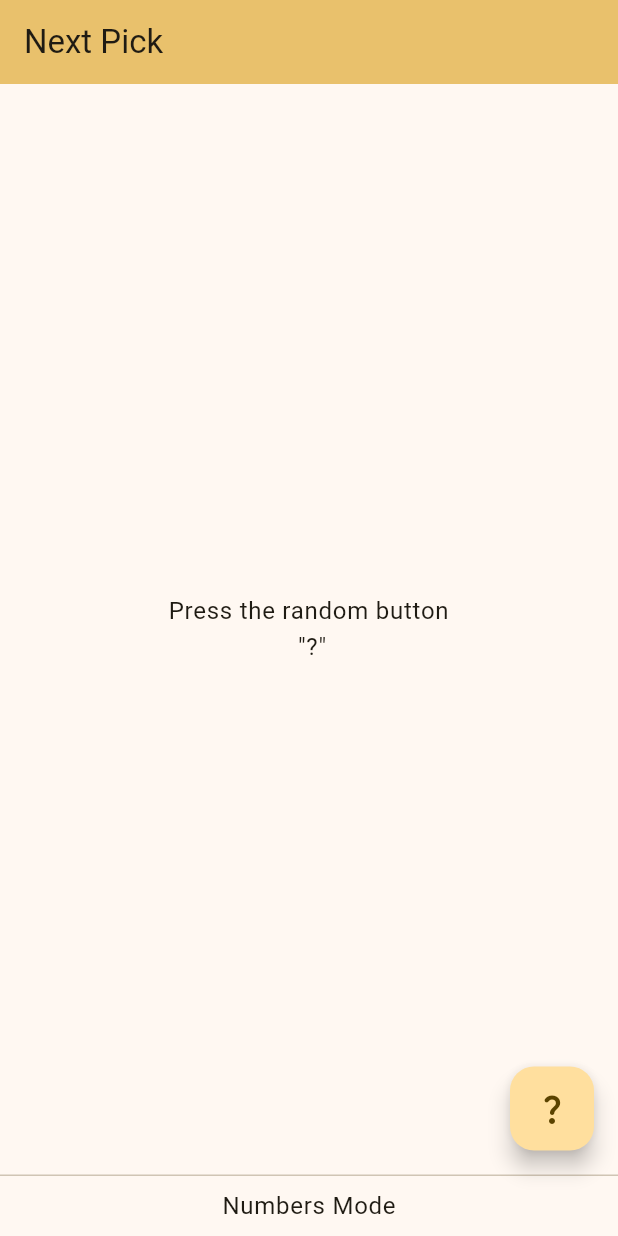
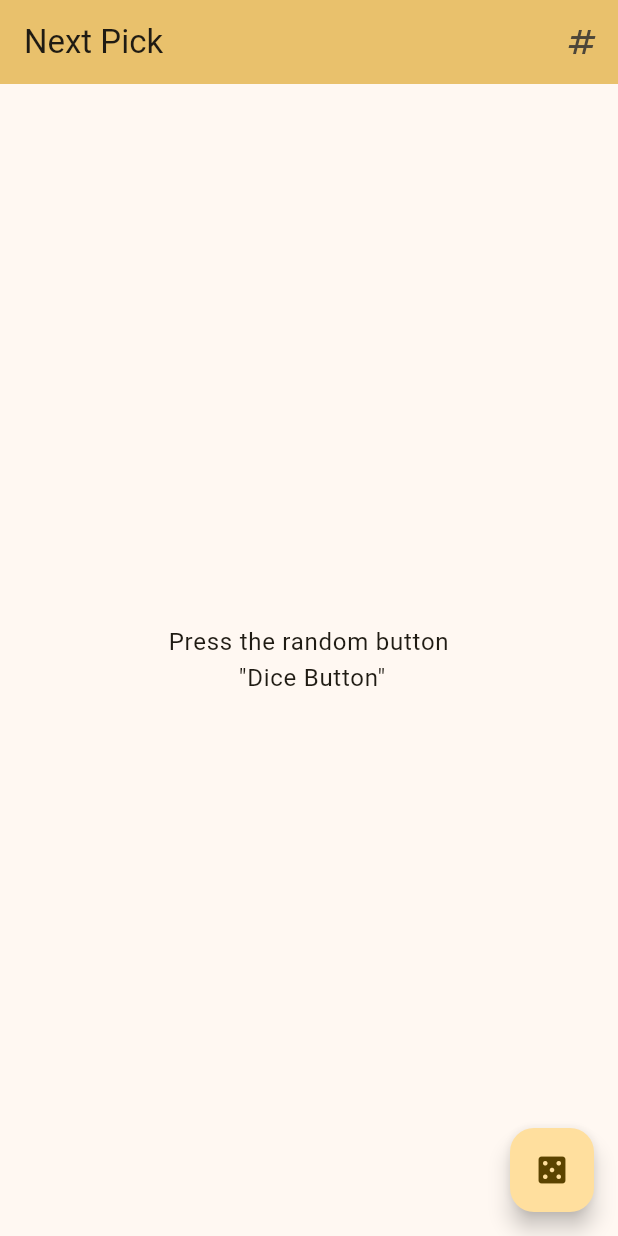
Before and after one commit to Meauh/randomizer, a Flutter app: the screen it shows after launch, on a phone screen of 412 x 824 dp. Run offline on Flutter 3.47's test engine with Material 3 defaults, Android fonts, the phone set to English and light mode, and no system bars.

Commit message:
style: style fab and appbar.

```diff
--- a/lib/main.dart
+++ b/lib/main.dart
@@ -88,6 +88,21 @@ class _MyHomePageState extends State<MyHomePage> {
         // Here we take the value from the MyHomePage object that was created by
         // the App.build method, and use it to set our appbar title.
         title: Text(widget.title),
+        actions: <Widget>[
+          IconButton(
+            icon: const Icon(Icons.numbers),
+            tooltip: 'Change Modes',
+            onPressed: () {
+              ScaffoldMessenger.of(
+                context,
+              ).showSnackBar(const SnackBar(content: Text('This should change the modes')));
+            },
+            onLongPress: () {
+              ScaffoldMessenger.of(
+                context,
+              ).showSnackBar(const SnackBar(content: Text('This is numbers mode.')));
+            },
+          ),],
       ),
       body: Center(
         // Center is a layout widget. It takes a single child and positions it
@@ -110,7 +125,7 @@ class _MyHomePageState extends State<MyHomePage> {
           children: <Widget>[
             if(_randomValue == null)...[
               Text(
-              'Press the random button \n "?"',
+              'Press the random button \n "Dice Button"',
               textAlign: TextAlign.center,
               style: Theme.of(context).textTheme.bodyLarge,
             ),
@@ -128,17 +143,8 @@ class _MyHomePageState extends State<MyHomePage> {
       floatingActionButton: FloatingActionButton(
         onPressed: _pickRandom,
         tooltip: 'Pick Random',
-        child: const Icon(Icons.question_mark_rounded),
+        child: const Icon(Icons.casino_rounded),
       ), // This trailing comma makes auto-formatting nicer for build methods.
-      persistentFooterButtons:[
-        Row( mainAxisAlignment: MainAxisAlignment.center,
-        children: [
-          Text(
-              'Numbers Mode',
-              style: Theme.of(context).textTheme.bodyLarge,
-            ),
-        ],)
-      ]
     );
   }
 }
```
